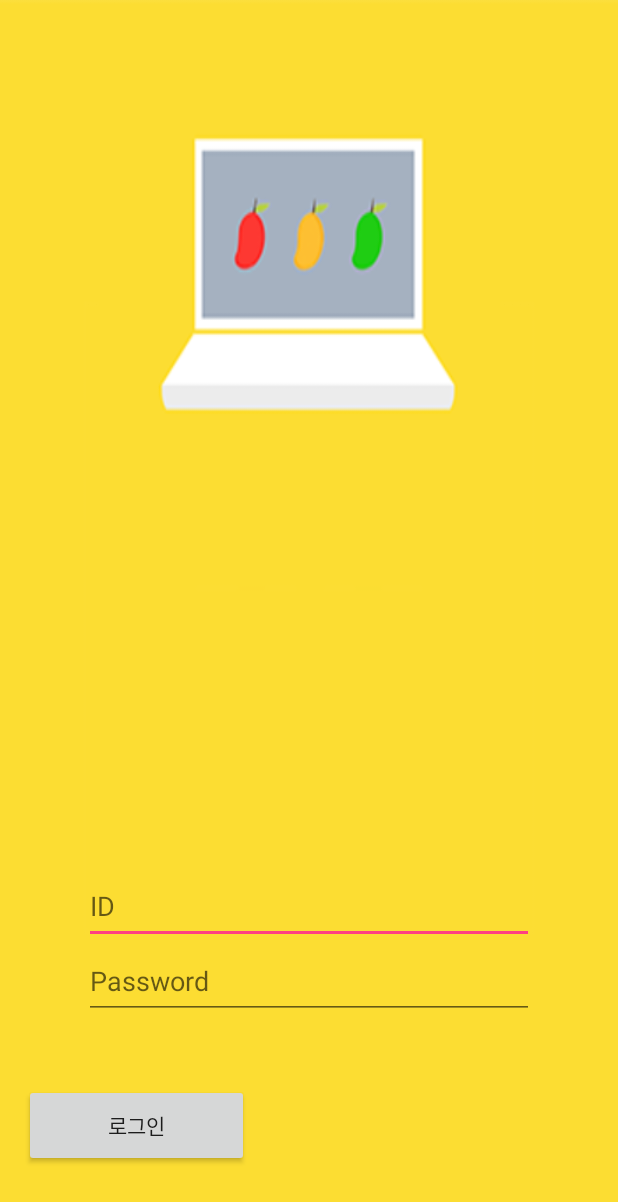
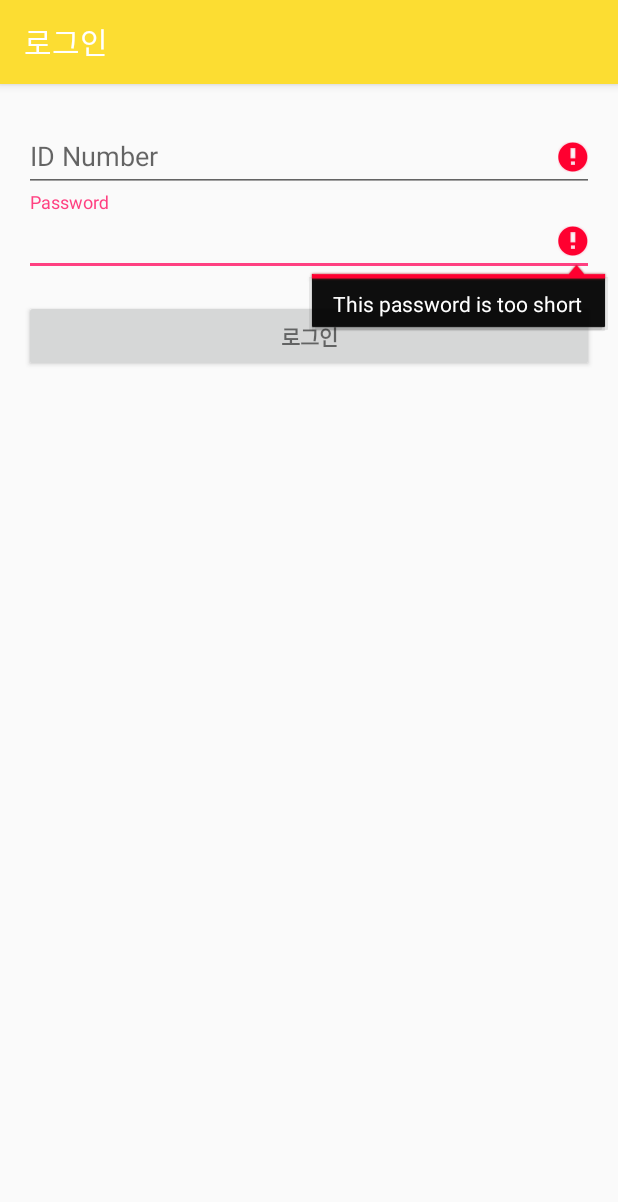
Before and after one commit to Interface-Mango/Slim_Mobile_Application, an Android app: the screen it shows after launch (MainActivity before the commit, LoginActivity after it), after a tap on "로그인", on a phone screen of 412 x 824 dp. Shown: the top 1202 px of the screen. Run offline under Robolectric (Android 15) with nearby library versions, the phone set to English and light mode, and no system bars.

Commit message:
* 로그인 페이지 재구성(MainActivity는 그대로 두고 [intent 연결고리만 끊음] LoginActivity새로 만들어서 Splash페이지에서 LoginActivity로 인텐트 하도록 구성했음)     -> 프로그레스 바, 에러메시지 이쁘게 * TODO 1: 센터에 로고 넣기 * TODO 2: SharedPreference로 자동 로그인하도록!(진행중)

```diff
--- /dev/null
+++ b/app/src/main/java/com/example/hyejin/slimtest/LoginActivity.java
@@ -0,0 +1,295 @@
+package com.example.hyejin.slimtest;
+
+import android.animation.Animator;
+import android.animation.AnimatorListenerAdapter;
+import android.annotation.TargetApi;
+import android.content.Intent;
+import android.content.SharedPreferences;
+import android.os.AsyncTask;
+import android.os.Build;
+import android.os.Bundle;
+import android.support.v7.app.AppCompatActivity;
+import android.util.Log;
+import android.view.KeyEvent;
+import android.view.View;
+import android.view.View.OnClickListener;
+import android.view.inputmethod.EditorInfo;
+import android.widget.AutoCompleteTextView;
+import android.widget.Button;
+import android.widget.EditText;
+import android.widget.TextView;
+import android.widget.Toast;
+
+import org.json.JSONArray;
+import org.json.JSONException;
+import org.json.JSONObject;
+
+import java.io.BufferedReader;
+import java.io.InputStreamReader;
+import java.io.OutputStreamWriter;
+import java.io.PrintWriter;
+import java.net.HttpURLConnection;
+import java.net.URL;
+import java.util.ArrayList;
+import java.util.List;
+
+/**
+ * A login screen that offers login via email/password.
+ */
+public class LoginActivity extends AppCompatActivity {
+
+    /**
+     * Id to identity READ_CONTACTS permission request.
+     */
+    private static final int REQUEST_READ_CONTACTS = 0;
+
+    public static List<Object> UserInfo;
+
+    // UI references.
+    private AutoCompleteTextView mEditId;
+    private EditText mEditPw;
+    private View mProgressView;
+    private View mLoginFormView;
+    private ArrayList<Object> dataList = new ArrayList<Object>();
+    private Button mSignInButton;
+
+    // 로그인 정보 저장장
+   private SharedPreferences pref;
+    private SharedPreferences.Editor editor;
+
+    @Override
+    protected void onCreate(Bundle savedInstanceState) {
+        super.onCreate(savedInstanceState);
+        setContentView(R.layout.activity_login);
+
+        pref = getSharedPreferences("pref", MODE_PRIVATE);
+        editor = pref.edit();
+
+        // Set up the login form.
+        mEditId = (AutoCompleteTextView) findViewById(R.id.editTextId);
+
+        mEditPw = (EditText) findViewById(R.id.editTextPw);
+        mEditPw.setOnEditorActionListener(new TextView.OnEditorActionListener() {
+            @Override
+            public boolean onEditorAction(TextView textView, int id, KeyEvent keyEvent) {
+                if (id == R.id.login || id == EditorInfo.IME_NULL) {
+                    attemptLogin();
+                    return true;
+                }
+                return false;
+            }
+        });
+
+        mSignInButton = (Button) findViewById(R.id.sign_in_button);
+        mSignInButton.setOnClickListener(new OnClickListener() {
+            @Override
+            public void onClick(View view) {
+                attemptLogin();
+            }
+        });
+
+        mLoginFormView = findViewById(R.id.login_form);
+        mProgressView = findViewById(R.id.login_progress);
+
+
+    }
+
+    /**
+     * Attempts to sign in or register the account specified by the login form.
+     * If there are form errors (invalid email, missing fields, etc.), the
+     * errors are presented and no actual login attempt is made.
+     */
+    private void attemptLogin() {
+        // Reset errors.
+        mEditId.setError(null);
+        mEditPw.setError(null);
+
+        // Store values at the time of the login attempt.
+        String id = mEditId.getText().toString();
+        String password = mEditPw.getText().toString();
+
+        boolean cancel = false;
+        View focusView = null;
+
+
+        // Check for a valid id.
+        if (id.equals("")) {
+            mEditId.setError(getString(R.string.error_invalid_email));
+            focusView = mEditId;
+            cancel = true;
+        }
+        // Check for a valid password, if the user entered one.
+        if (password.equals("")) {
+            mEditPw.setError(getString(R.string.error_invalid_password));
+            focusView = mEditPw;
+            cancel = true;
+        }
+
+        if (cancel) {
+            // There was an error; don't attempt login and focus the first
+            // form field with an error.
+            focusView.requestFocus();
+        } else {
+            // Show a progress spinner, and kick off a background task to
+            // perform the user login attempt.
+            showProgress(true);
+            UserLoginTask userLoginTask = new UserLoginTask();
+            userLoginTask.execute("http://14.63.196.146/user.php", id, password);
+        }
+    }
+
+    /**
+     * Shows the progress UI and hides the login form.
+     */
+    @TargetApi(Build.VERSION_CODES.HONEYCOMB_MR2)
+    private void showProgress(final boolean show) {
+        // On Honeycomb MR2 we have the ViewPropertyAnimator APIs, which allow
+        // for very easy animations. If available, use these APIs to fade-in
+        // the progress spinner.
+        if (Build.VERSION.SDK_INT >= Build.VERSION_CODES.HONEYCOMB_MR2) {
+            int shortAnimTime = getResources().getInteger(android.R.integer.config_shortAnimTime);
+
+            mLoginFormView.setVisibility(show ? View.GONE : View.VISIBLE);
+            mLoginFormView.animate().setDuration(shortAnimTime).alpha(
+                    show ? 0 : 1).setListener(new AnimatorListenerAdapter() {
+                @Override
+                public void onAnimationEnd(Animator animation) {
+                    mLoginFormView.setVisibility(show ? View.GONE : View.VISIBLE);
+                }
+            });
+
+            mProgressView.setVisibility(show ? View.VISIBLE : View.GONE);
+            mProgressView.animate().setDuration(shortAnimTime).alpha(
+                    show ? 1 : 0).setListener(new AnimatorListenerAdapter() {
+                @Override
+                public void onAnimationEnd(Animator animation) {
+                    mProgressView.setVisibility(show ? View.VISIBLE : View.GONE);
+                }
+            });
+        } else {
+            // The ViewPropertyAnimator APIs are not available, so simply show
+            // and hide the relevant UI components.
+            mProgressView.setVisibility(show ? View.VISIBLE : View.GONE);
+            mLoginFormView.setVisibility(show ? View.GONE : View.VISIBLE);
+        }
+    }
+
+    private class UserLoginTask extends AsyncTask<String, Integer, String> {
+
+        @Override
+        protected String doInBackground(String... params) {
+            StringBuilder jsonHtml = new StringBuilder();
+            try {
+                // 연결 URL 설정
+                Log.d("params[0]", params[0]);
+                Log.d("params[1]", params[1]);
+                Log.d("params[2]", params[2]);
+                URL url = new URL(params[0]);  // URL 설정
+                // 커넥션 객체 생성
+                HttpURLConnection conn = (HttpURLConnection)url.openConnection();// 접속
+                if(conn != null) {// 연결되었으면..
+                    //--------------------------
+                    //   전송 모드 설정 - 기본적인 설정이다
+                    //--------------------------
+                    conn.setConnectTimeout(10000);
+                    conn.setUseCaches(false);
+                    conn.setDoInput(true);                         // 서버에서 읽기 모드 지정
+                    conn.setDoOutput(true);                        // 서버로 쓰기 모드 지정
+                    conn.setRequestMethod("POST");                // 전송 방식은 POST
+                    // 서버에게 웹에서 <Form>으로 값이 넘어온 것과 같은 방식으로 처리하라는 걸 알려준다
+                    conn.setRequestProperty("content-type", "application/x-www-form-urlencoded");
+
+                    //--------------------------
+                    //   서버로 값 전송
+                    //--------------------------
+                    StringBuffer buffer = new StringBuffer();
+                    buffer.append("user_id").append("=").append(params[1]).append("&");
+                    buffer.append("pw").append("=").append(params[2]);
+
+                    OutputStreamWriter outStream = new OutputStreamWriter(conn.getOutputStream(), "UTF-8");
+                    PrintWriter writer = new PrintWriter(outStream);
+                    writer.write(buffer.toString());
+                    writer.flush();
+
+                    Log.d("buffer", buffer.toString());
+                    // 연결 되었다는 코드가 리턴되면..
+                    if(conn.getResponseCode() == HttpURLConnection.HTTP_OK) {
+
+                        BufferedReader br = new BufferedReader(new InputStreamReader(conn.getInputStream(), "UTF-8"));
+                        Log.d("conn.getInputStream()", ""+conn.getInputStream());
+                        for(;;){
+                            // 웹상에 보여지는 텍스트를 라인단위로 읽어 저장.
+                            String line = br.readLine();
+                            if(line == null) break;
+                            // 저장된 텍스트 라인을 jsonHtml에 붙여넣음
+                            jsonHtml.append(line+"\n");
+                        }
+                        br.close();
+                    }
+                    conn.disconnect();
+                }
+            }catch (Exception ex) {
+                ex.printStackTrace();
+            }
+            return jsonHtml.toString();
+        }
+
+        @Override
+        protected void onPostExecute(String str) {
+            String user_id="";
+            String user_name="";
+            String user_group="";
+            int user_auth = -1;
+            ArrayList<Integer> subjectIdList = new ArrayList<Integer>();
+
+            try {
+                Log.d("str", str);
+                JSONObject root = new JSONObject(str);
+
+                Log.d("rownum", root.getInt("rownum") + "");
+
+                if(root.getInt("rownum") == 0 || root.getInt("rownum") == -1) {
+                    Toast.makeText(getApplicationContext(), "로그인 실패!", Toast.LENGTH_LONG).show();
+                    showProgress(false);
+                    return;
+                }
+                JSONArray ja = root.getJSONArray("result");//[{}]
+                String[] tempList = null;
+                for(int i=0;i<ja.length();i++) {
+                    JSONObject jo = ja.getJSONObject(i);//{}
+                    user_id = jo.getString("user_id");
+                    user_name = jo.getString("user_name");
+                    user_group = jo.getString("group");
+                    user_auth = jo.getInt("auth");
+                    tempList = jo.getString("sub_ids").split("_");
+                    for(int k=0;k<tempList.length;k++) {    // 과목 ID 넣기
+                        subjectIdList.add(Integer.parseInt(tempList[k]));
+                    }
+                    dataList.add(user_id);
+                    dataList.add(user_name);
+                    dataList.add(user_group);
+                    dataList.add(user_auth);
+                    dataList.add(subjectIdList);
+                }
+
+                // SharedPreference 저장
+                editor.putString("user_id", user_id);
+                editor.putString("user_name", user_name);
+                editor.putString("user_group", user_group);
+                editor.putInt("user_auth", user_auth);
+                for(int i=0;i< tempList.length;i++)
+                    editor.putInt("user_sub_id"+i, subjectIdList.get(i));
+                editor.commit();
+
+                Toast.makeText(getApplicationContext(), dataList.get(1)+"님 환영합니다!", Toast.LENGTH_LONG).show();
+                Intent intent = new Intent(getApplicationContext(), classActivity.class);
+
+                UserInfo = dataList;    // UserInfo는 LoginActivity에서 static으로 갖고 있기.
+                startActivity(intent);
+                finish();
+            } catch(JSONException ex) {
+                ex.printStackTrace();
+            }
+        }
+    }
+}
--- a/app/src/main/java/com/example/hyejin/slimtest/MainActivity.java
+++ b/app/src/main/java/com/example/hyejin/slimtest/MainActivity.java
@@ -23,12 +23,10 @@ import java.net.URL;
 import java.util.ArrayList;
 
 public class MainActivity extends AppCompatActivity {
-    EditText editid;
-    EditText editpw;
-    Button loginButton;
+    EditText mEditId;
+    EditText mEditPw;
 
     ArrayList<GetDataList> dataList = new ArrayList<GetDataList>();
-    SendPost sendPost;
 
     String strId;
     String strPw;
@@ -42,40 +40,26 @@ public class MainActivity extends AppCompatActivity {
         super.onCreate(savedInstanceState);
         setContentView(R.layout.activity_main);
 
-        sendPost = new SendPost();
-        editid = (EditText)findViewById(R.id.idInput);
-        editpw = (EditText)findViewById(R.id.passwordInput);
-        loginButton = (Button) findViewById(R.id.loginButton);
 
-        loginButton.setOnClickListener(new View.OnClickListener() {
+        mEditId = (EditText)findViewById(R.id.idInput);
+        mEditPw = (EditText)findViewById(R.id.passwordInput);
+        Button mLoginButton = (Button) findViewById(R.id.loginButton);
+
+        mLoginButton.setOnClickListener(new View.OnClickListener() {
             @Override
             public void onClick(View v) {
-                if(editid.getText().toString().equals("")){
+                if (mEditId.getText().toString().equals("")) {
                     Toast.makeText(getApplicationContext(), "아이디를 입력하세요.", Toast.LENGTH_SHORT).show();
                     return;
-                } else if(editpw.getText().toString().equals("")){
+                } else if (mEditPw.getText().toString().equals("")) {
                     Toast.makeText(getApplicationContext(), "비밀번호를 입력하세요.", Toast.LENGTH_SHORT).show();
                     return;
                 }
 
-                strId = editid.getText().toString();
-                strPw = editpw.getText().toString();
+                strId = mEditId.getText().toString();
+                strPw = mEditPw.getText().toString();
+                SendPost sendPost = new SendPost();
                 sendPost.execute("http://14.63.196.146/user.php", strId, strPw);
-//                runOnUiThread((new Runnable() {
-//                    @Override
-//                    public void run() {
-//                        String id = editid.getText().toString();
-//                        String password = editpw.getText().toString();
-//
-//                        try {
-//                            URL url = new URL(SERVER_ADDRESS + "/sos.php?"
-//                                    + "id=" + URLEncoder.encode(id,"UTF-8")
-//                                    + "&password=" + URLEncoder.encode(password, "UTF-8"));
-//                            url.openStream();
-//
-//                        }
-//                    }
-//                }));
             }
         });
     }
@@ -152,8 +136,8 @@ public class MainActivity extends AppCompatActivity {
 
                 if(root.getInt("rownum") == 0) {
                     Toast.makeText(getApplicationContext(), "로그인 실패!", Toast.LENGTH_LONG).show();
-                    strId = "";
-                    strPw = "";
+//                    strId = "";
+//                    strPw = "";
                     return;
                 }
                 JSONArray ja = root.getJSONArray("result");//[{}]
--- a/app/src/main/java/com/example/hyejin/slimtest/Splash.java
+++ b/app/src/main/java/com/example/hyejin/slimtest/Splash.java
@@ -18,7 +18,7 @@ public class Splash extends AppCompatActivity {
 
         Handler handler = new Handler(){
             public void handleMessage(Message msg){
-                Intent intent = new Intent(getApplicationContext(), MainActivity.class);
+                Intent intent = new Intent(getApplicationContext(), LoginActivity.class);
                 startActivity(intent);
                 finish();
             }
--- /dev/null
+++ b/app/src/main/res/layout/activity_login.xml
@@ -0,0 +1,50 @@
+<LinearLayout xmlns:android="http://schemas.android.com/apk/res/android"
+    xmlns:tools="http://schemas.android.com/tools" android:layout_width="match_parent"
+    android:layout_height="match_parent" android:gravity="center_horizontal"
+    android:orientation="vertical" android:paddingBottom="@dimen/activity_vertical_margin"
+    android:paddingLeft="@dimen/activity_horizontal_margin"
+    android:paddingRight="@dimen/activity_horizontal_margin"
+    android:paddingTop="@dimen/activity_vertical_margin"
+    tools:context="com.example.hyejin.slimtest.LoginActivity">
+
+    <!-- Login progress -->
+    <ProgressBar android:id="@+id/login_progress" style="?android:attr/progressBarStyleLarge"
+        android:layout_width="wrap_content" android:layout_height="wrap_content"
+        android:layout_marginBottom="8dp" android:visibility="gone" />
+
+    <ScrollView android:id="@+id/login_form" android:layout_width="match_parent"
+        android:layout_height="match_parent">
+
+        <LinearLayout android:id="@+id/email_login_form" android:layout_width="match_parent"
+            android:layout_height="wrap_content" android:orientation="vertical">
+
+            <android.support.design.widget.TextInputLayout android:layout_width="match_parent"
+                android:layout_height="wrap_content">
+
+                <AutoCompleteTextView android:id="@+id/editTextId" android:layout_width="match_parent"
+                    android:layout_height="wrap_content" android:hint="@string/prompt_email"
+                    android:inputType="textEmailAddress" android:maxLines="1"
+                    android:singleLine="true" />
+
+            </android.support.design.widget.TextInputLayout>
+
+            <android.support.design.widget.TextInputLayout android:layout_width="match_parent"
+                android:layout_height="wrap_content">
+
+                <EditText android:id="@+id/editTextPw" android:layout_width="match_parent"
+                    android:layout_height="wrap_content" android:hint="@string/prompt_password"
+                    android:imeActionId="@+id/login"
+                    android:imeActionLabel="@string/action_sign_in_short"
+                    android:imeOptions="actionUnspecified" android:inputType="textPassword"
+                    android:maxLines="1" android:singleLine="true" />
+
+            </android.support.design.widget.TextInputLayout>
+
+            <Button android:id="@+id/sign_in_button" style="?android:textAppearanceSmall"
+                android:layout_width="match_parent" android:layout_height="wrap_content"
+                android:layout_marginTop="16dp" android:text="@string/action_sign_in"
+                android:textStyle="bold" />
+
+        </LinearLayout>
+    </ScrollView>
+</LinearLayout>
--- a/app/src/main/res/values/strings.xml
+++ b/app/src/main/res/values/strings.xml
@@ -1,3 +1,18 @@
 <resources>
     <string name="app_name">slimtest</string>
+    <string name="title_activity_login_activity_temp">Sign in</string>
+
+    <!-- Strings related to login -->
+    <string name="prompt_email">ID Number</string>
+    <string name="prompt_password">Password</string>
+    <string name="action_sign_in">로그인</string>
+    <string name="action_sign_in_short">Sign in</string>
+    <string name="error_invalid_email">This email address is invalid</string>
+    <string name="error_invalid_password">This password is too short</string>
+    <string name="error_incorrect_password">This password is incorrect</string>
+    <string name="error_field_required">This field is required</string>
+    <string name="permission_rationale">"Contacts permissions are needed for providing email
+        completions."
+    </string>
+    <string name="title_activity_login">로그인</string>
 </resources>
```
Also changed, not shown: app/src/main/AndroidManifest.xml (+14 -6 lines).
